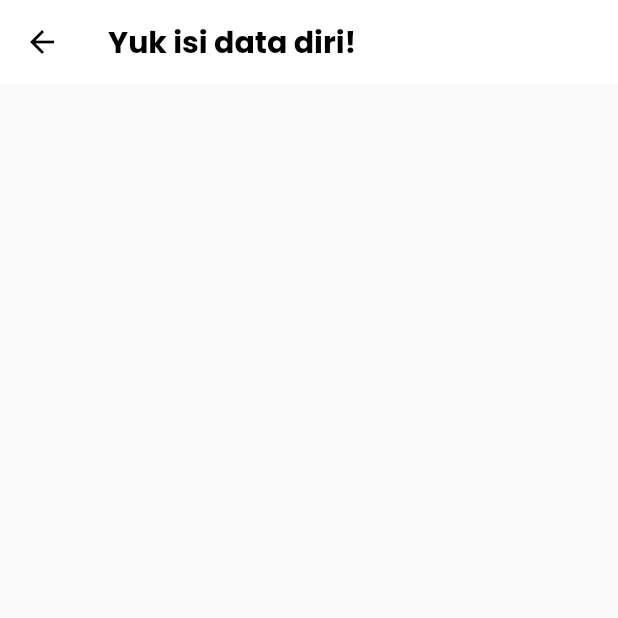
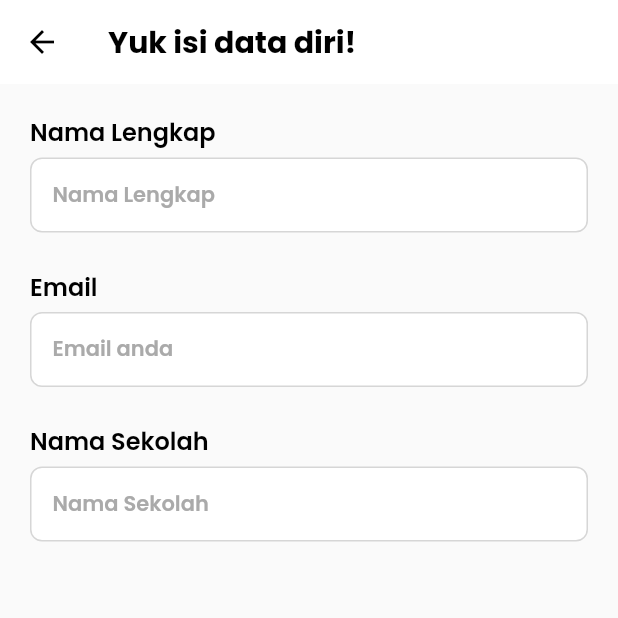
Before and after one commit to 3irham/learning_app_final_project, a Flutter app: the RegisterPage screen opened by its route, on a phone screen of 412 x 824 dp, the top half of it. Run offline on Flutter 3.47's test engine with Material 2 defaults, Android fonts, the light colour scheme and no system bars; our stand-ins replace google_fonts.

Commit message:
Part 10 23:04

```diff
--- a/lib/constants/R/app_colors.dart
+++ b/lib/constants/R/app_colors.dart
@@ -5,4 +5,6 @@ class AppColors {
   Color grey = const Color(0xffF3F7F8);
   Color greySubtitile = const Color(0xff6A7483);
   Color blackLogin = const Color(0xff1A1F26);
+  Color greyBorder = const Color(0xffD6D6D6);
+  Color greyHintText = const Color(0xffaaaaaa);
 }
--- a/lib/view/register_page.dart
+++ b/lib/view/register_page.dart
@@ -1,5 +1,6 @@
 import 'package:flutter/material.dart';
 import 'package:google_fonts/google_fonts.dart';
+import 'package:learning_app_final_project/constants/r.dart';
 
 class RegisterPage extends StatefulWidget {
   const RegisterPage({Key? key}) : super(key: key);
@@ -28,6 +29,81 @@ class _RegisterPageState extends State<RegisterPage> {
           ),
         ),
       ),
+      body: Padding(
+        padding: const EdgeInsets.all(20.0),
+        child: Column(
+          crossAxisAlignment: CrossAxisAlignment.start,
+          children: [
+            RegisterTextField(
+              tiitle: 'Nama Lengkap',
+              hintText: 'Nama Lengkap',
+            ),
+            SizedBox(height: 24),
+            RegisterTextField(
+              tiitle: 'Email',
+              hintText: 'Email anda',
+            ),
+            SizedBox(height: 24),
+            RegisterTextField(
+              tiitle: 'Nama Sekolah',
+              hintText: 'Nama Sekolah',
+            ),
+          ],
+        ),
+      ),
     );
   }
 }
+
+class RegisterTextField extends StatelessWidget {
+  const RegisterTextField({
+    Key? key,
+    required this.tiitle,
+    required this.hintText,
+  }) : super(key: key);
+  final String tiitle;
+  final String hintText;
+
+  @override
+  Widget build(BuildContext context) {
+    return Column(
+      crossAxisAlignment: CrossAxisAlignment.start,
+      children: [
+        Text(
+          tiitle,
+          style: GoogleFonts.poppins(
+            textStyle: const TextStyle(
+              fontSize: 16,
+              fontWeight: FontWeight.w600,
+            ),
+            color: Colors.black,
+          ),
+        ),
+        SizedBox(height: 5),
+        Container(
+          padding: EdgeInsets.symmetric(horizontal: 14),
+          decoration: BoxDecoration(
+            borderRadius: BorderRadius.circular(8),
+            color: Colors.white,
+            border: Border.all(
+              color: R.colors.greyBorder,
+            ),
+          ),
+          child: TextField(
+            decoration: InputDecoration(
+              border: InputBorder.none,
+              hintText: hintText,
+              hintStyle: GoogleFonts.poppins(
+                textStyle: const TextStyle(
+                  fontSize: 14,
+                  fontWeight: FontWeight.w600,
+                ),
+                color: R.colors.greyHintText,
+              ),
+            ),
+          ),
+        ),
+      ],
+    );
+  }
+}
```
